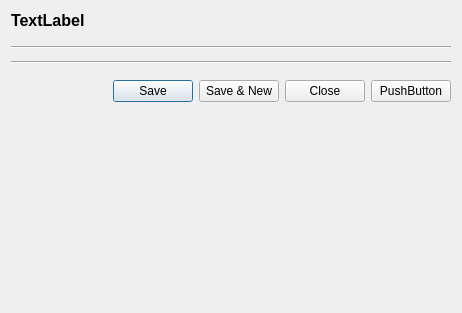
Qt form rave/framework/baseentitydetaildlg.ui (pgathogo/raven) before a commit.
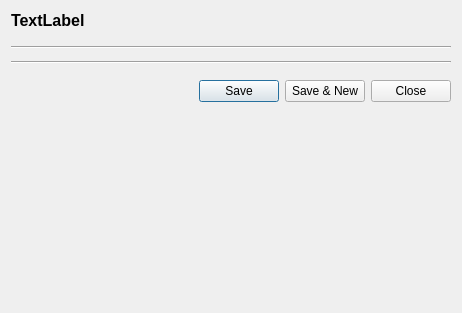
The same form after that commit.

Diff of the .ui file:
```diff
--- a/rave/framework/baseentitydetaildlg.ui
+++ b/rave/framework/baseentitydetaildlg.ui
@@ -104,13 +104,6 @@
        </property>
       </widget>
      </item>
-     <item>
-      <widget class="QPushButton" name="btnDump">
-       <property name="text">
-        <string>PushButton</string>
-       </property>
-      </widget>
-     </item>
     </layout>
    </item>
    <item>
```
